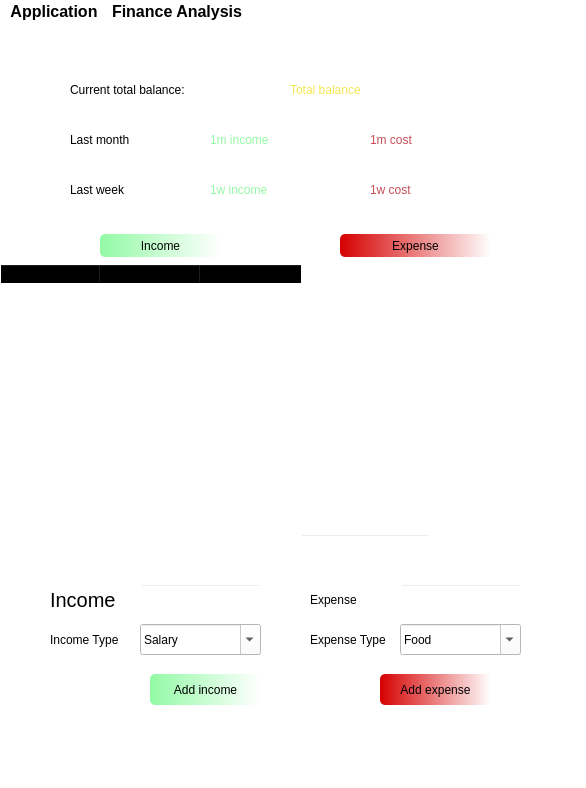
Old version of the form ui/main.ui in the repository AnVu-0312/unihack2022.
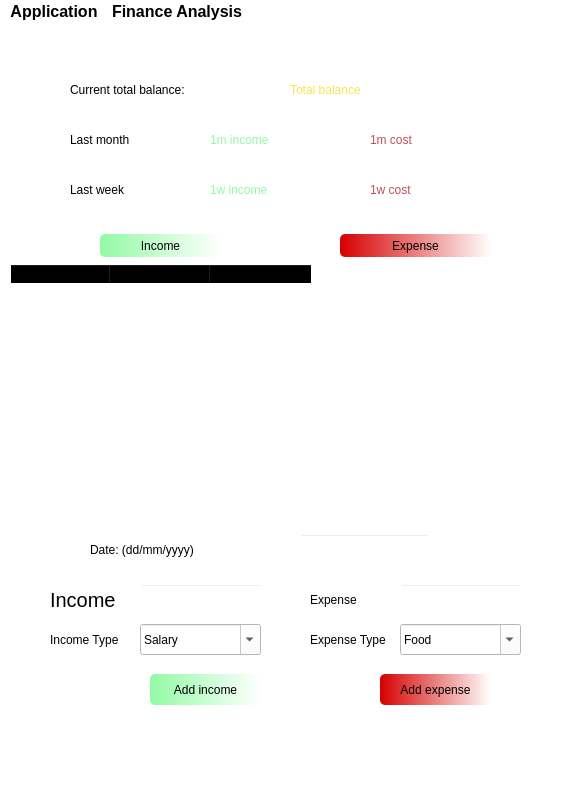
New version of the form.

```diff
--- a/ui/main.ui
+++ b/ui/main.ui
@@ -6,7 +6,7 @@
    <rect>
     <x>0</x>
     <y>0</y>
-    <width>586</width>
+    <width>575</width>
     <height>788</height>
    </rect>
   </property>
@@ -156,9 +156,9 @@
    <widget class="QTableWidget" name="tableWidgetInformation">
     <property name="geometry">
      <rect>
-      <x>0</x>
+      <x>10</x>
       <y>240</y>
-      <width>521</width>
+      <width>551</width>
       <height>241</height>
      </rect>
     </property>
@@ -497,7 +497,7 @@
     </property>
     <property name="styleSheet">
      <string notr="true">font: 15pt &quot;MS Shell Dlg 2&quot;;
-color: rgb(255, 255, 255);</string>
+color: black;</string>
     </property>
     <property name="text">
      <string>Date: (dd/mm/yyyy)</string>
@@ -524,7 +524,7 @@
     <rect>
      <x>0</x>
      <y>0</y>
-     <width>586</width>
+     <width>575</width>
      <height>27</height>
     </rect>
    </property>
```
Left out of the diff: 8 changed lines with no effect on the pictures.
